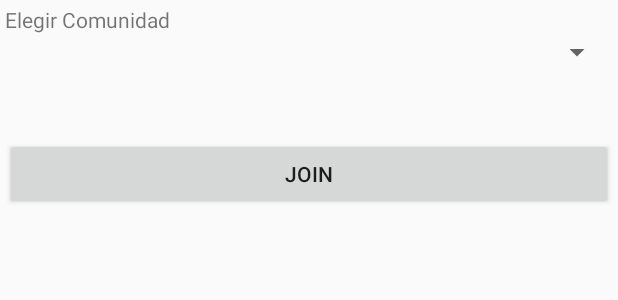
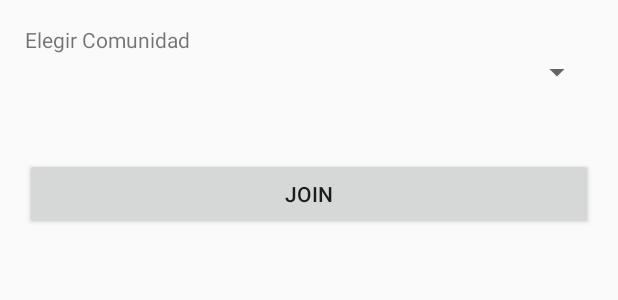
Before and after one commit to pdiez/CommunifyDam, an Android app: the layout join_comunidad.xml on its own in the app's theme, with its tools: preview values and no code run, on a phone screen of 412 x 824 dp. Shown: the top 300 px of the screen. Run offline under Robolectric (Android 15) with nearby library versions, the phone set to English and light mode, and no system bars.

Commit message:
commit prefinal 1.2

```diff
--- a/app/src/main/res/layout/activity_main.xml
+++ b/app/src/main/res/layout/activity_main.xml
@@ -52,7 +52,7 @@
         android:layout_marginEnd="8dp"
         android:layout_marginStart="8dp"
         android:clickable="true"
-        android:tint="@color/md_white_1000"
+        android:tint="@color/black"
         app:backgroundTint="@color/colorPrimary"
         app:rippleColor="@color/md_white_1000"
         app:srcCompat="@android:drawable/ic_input_add" />
--- a/app/src/main/res/layout/join_comunidad.xml
+++ b/app/src/main/res/layout/join_comunidad.xml
@@ -1,9 +1,26 @@
 <?xml version="1.0" encoding="utf-8"?>
-<LinearLayout xmlns:android="http://schemas.android.com/apk/res/android"
+<android.support.constraint.ConstraintLayout xmlns:android="http://schemas.android.com/apk/res/android"
+    xmlns:app="http://schemas.android.com/apk/res-auto"
+    xmlns:tools="http://schemas.android.com/tools"
     android:layout_width="match_parent"
     android:layout_height="match_parent"
     android:orientation="vertical"
     android:padding="3dp">
+
+    <LinearLayout
+        android:layout_width="match_parent"
+        android:layout_height="match_parent"
+        android:layout_marginBottom="3dp"
+        android:layout_marginEnd="3dp"
+        android:layout_marginStart="3dp"
+        android:layout_marginTop="3dp"
+        android:orientation="vertical"
+        android:padding="10dp"
+        app:layout_constraintBottom_toBottomOf="parent"
+        app:layout_constraintEnd_toEndOf="parent"
+        app:layout_constraintStart_toStartOf="parent"
+        app:layout_constraintTop_toTopOf="parent">
+
 
         <TextView
             android:id="@+id/textView10"
@@ -21,7 +38,7 @@
             android:layout_width="match_parent"
             android:layout_height="wrap_content"
             android:ems="10"
-        android:inputType="textPersonName"
+            android:inputType="number"
             android:visibility="invisible" />
 
         <Button
@@ -30,3 +47,5 @@
             android:layout_height="wrap_content"
             android:text="Join" />
     </LinearLayout>
+
+</android.support.constraint.ConstraintLayout>
```
Also changed, not shown: app/src/main/java/com/communifydam/app/communify/AdaptadorAnuncio.java (+5 -4 lines), app/src/main/java/com/communifydam/app/communify/MainActivity.java (+24 -1 lines), app/src/main/java/com/communifydam/app/communify/MiniAnuncio.java (added, +92 -0 lines). Lines whose indentation alone changed are shown as unchanged.
